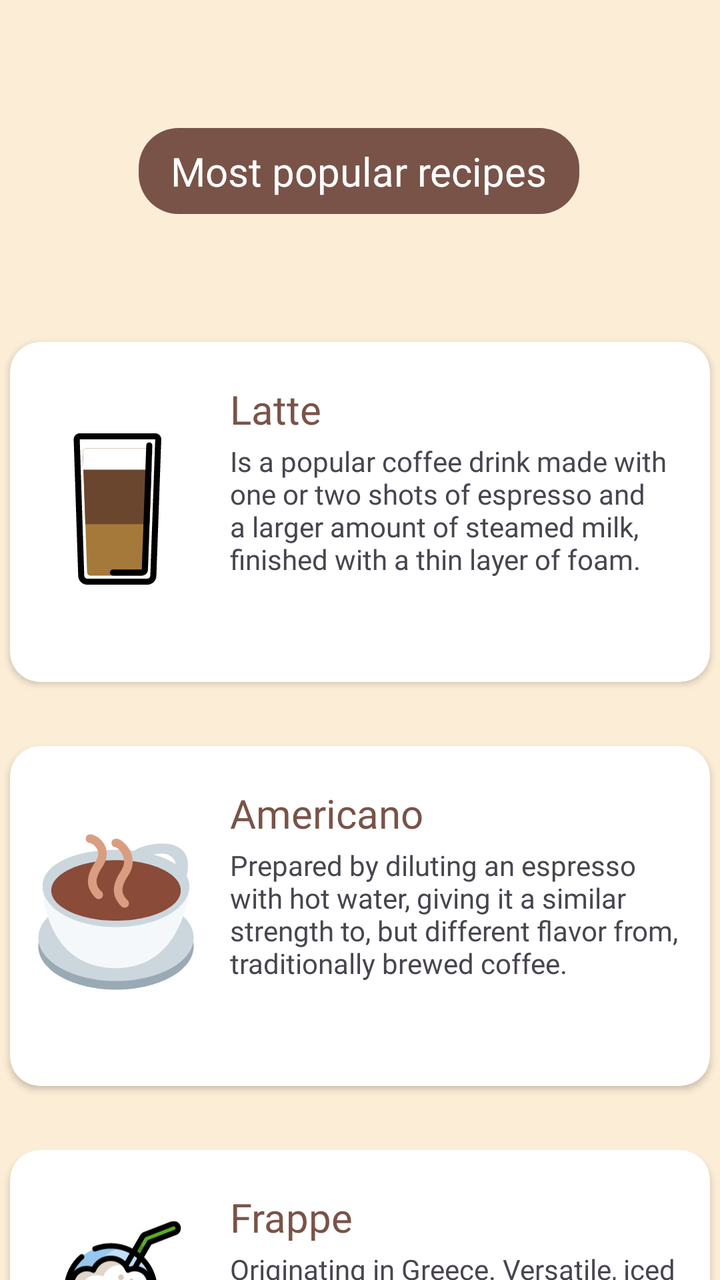
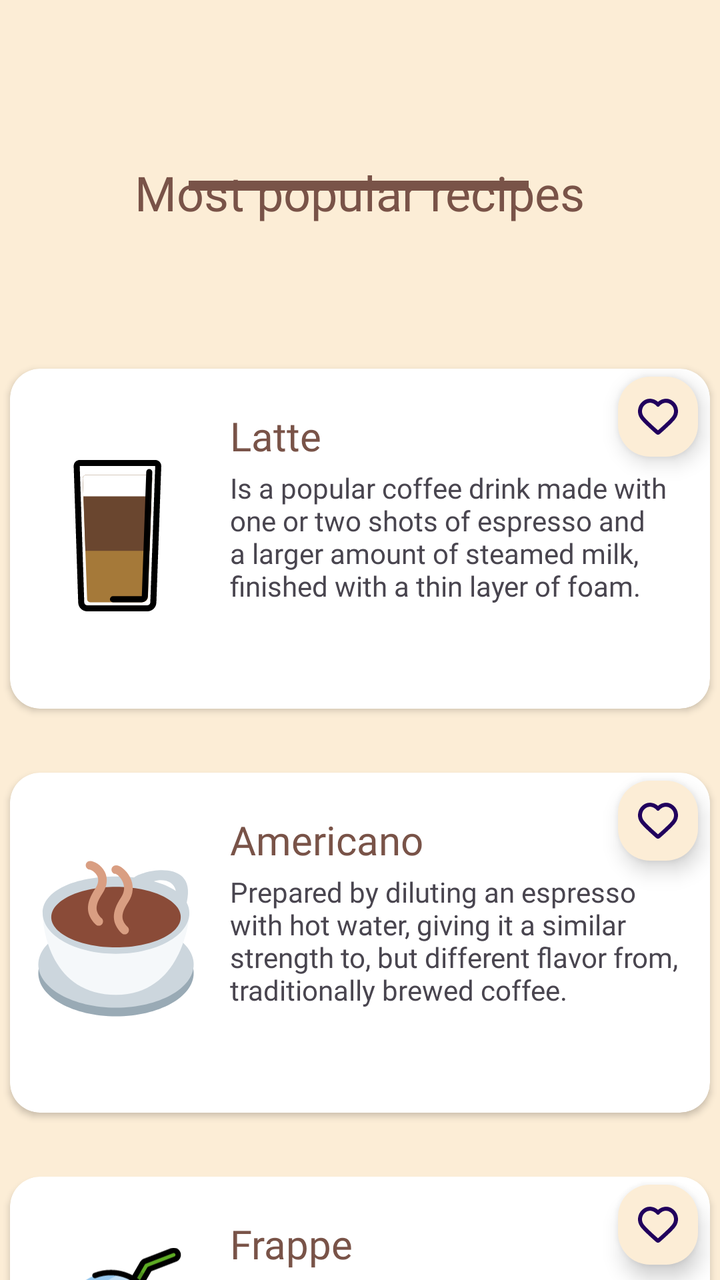

Compare the two renders of this Android layout. The source of the first and the diff that turns it into the second are given below.
<!-- AndroidManifest.xml: application theme Theme.CoffeeShop -->
<!-- res/layout/activity_home.xml -->
<?xml version="1.0" encoding="utf-8"?>
<androidx.constraintlayout.widget.ConstraintLayout xmlns:android="http://schemas.android.com/apk/res/android"
    xmlns:app="http://schemas.android.com/apk/res-auto"
    xmlns:tools="http://schemas.android.com/tools"
    android:id="@+id/main"
    android:layout_width="match_parent"
    android:layout_height="match_parent"
    android:background="@color/bg_recipes"
    tools:context=".HomeActivity">

    <androidx.cardview.widget.CardView
        android:layout_width="350dp"
        android:layout_height="170dp"
        android:layout_marginTop="32dp"
        app:cardCornerRadius="15dp"
        app:layout_constraintEnd_toEndOf="parent"
        app:layout_constraintHorizontal_bias="0.491"
        app:layout_constraintStart_toStartOf="parent"
        app:layout_constraintTop_toBottomOf="@+id/cardView4">

        <ImageView
            android:id="@+id/imageView2"
            android:layout_width="91dp"
            android:layout_height="102dp"
            android:layout_marginStart="10dp"
            android:layout_marginTop="30dp"
            app:srcCompat="@drawable/frappe" />

        <TextView
            android:id="@+id/textView2"
            android:layout_width="wrap_content"
            android:layout_height="wrap_content"
            android:layout_marginStart="110dp"
            android:layout_marginTop="20dp"
            android:fontFamily="@font/baloo"
            android:text="Frappe"
            android:textColor="@color/text_recipes"
            android:textSize="20sp" />

        <TextView
            android:id="@+id/textView3"
            android:layout_width="226dp"
            android:layout_height="117dp"
            android:layout_marginStart="110dp"
            android:layout_marginTop="50dp"
            android:fontFamily="@font/alata"
            android:text="@string/frappe"
            android:textSize="14sp" />
    </androidx.cardview.widget.CardView>

    <androidx.cardview.widget.CardView
        android:id="@+id/cardView3"
        android:layout_width="350dp"
        android:layout_height="170dp"
        android:layout_marginTop="64dp"
        app:cardCornerRadius="15dp"
        app:layout_constraintEnd_toEndOf="parent"
        app:layout_constraintHorizontal_bias="0.491"
        app:layout_constraintStart_toStartOf="parent"
        app:layout_constraintTop_toBottomOf="@+id/textView">

        <ImageView
            android:id="@+id/imageView2"
            android:layout_width="109dp"
            android:layout_height="117dp"
            android:layout_marginTop="25dp"
            app:srcCompat="@drawable/latte" />

        <TextView
            android:id="@+id/textView2"
            android:layout_width="wrap_content"
            android:layout_height="wrap_content"
            android:layout_marginStart="110dp"
            android:layout_marginTop="20dp"
            android:fontFamily="@font/baloo"
            android:text="Latte"
            android:textColor="@color/text_recipes"
            android:textSize="20sp" />

        <TextView
            android:id="@+id/textView3"
            android:layout_width="226dp"
            android:layout_height="108dp"
            android:layout_marginStart="110dp"
            android:layout_marginTop="50dp"
            android:fontFamily="@font/alata"
            android:text="@string/latte"
            android:textSize="14sp" />
    </androidx.cardview.widget.CardView>

    <androidx.cardview.widget.CardView
        android:id="@+id/cardView4"
        android:layout_width="350dp"
        android:layout_height="170dp"
        android:layout_marginTop="32dp"
        app:cardCornerRadius="15dp"
        app:layout_constraintEnd_toEndOf="parent"
        app:layout_constraintHorizontal_bias="0.491"
        app:layout_constraintStart_toStartOf="parent"
        app:layout_constraintTop_toBottomOf="@+id/cardView3">

        <ImageView
            android:id="@+id/imageView2"
            android:layout_width="82dp"
            android:layout_height="86dp"
            android:layout_marginStart="12dp"
            android:layout_marginTop="40dp"
            app:srcCompat="@drawable/americano" />

        <TextView
            android:id="@+id/textView2"
            android:layout_width="wrap_content"
            android:layout_height="wrap_content"
            android:layout_marginStart="110dp"
            android:layout_marginTop="20dp"
            android:fontFamily="@font/baloo"
            android:text="Americano"
            android:textColor="@color/text_recipes"
            android:textSize="20sp" />

        <TextView
            android:id="@+id/textView3"
            android:layout_width="226dp"
            android:layout_height="108dp"
            android:layout_marginStart="110dp"
            android:layout_marginTop="50dp"
            android:fontFamily="@font/alata"
            android:text="@string/americano"
            android:textSize="14sp" />
    </androidx.cardview.widget.CardView>

    <TextView
        android:id="@+id/textView"
        android:layout_width="wrap_content"
        android:layout_height="wrap_content"
        android:layout_marginTop="64dp"
        android:background="@drawable/bg_text_rounded"
        android:fontFamily="@font/baloo"
        android:paddingStart="16dp"
        android:paddingTop="8dp"
        android:paddingEnd="16dp"
        android:paddingBottom="8dp"
        android:text="@string/recipes"
        android:textColor="@color/white"
        android:textSize="20sp"
        app:layout_constraintEnd_toEndOf="parent"
        app:layout_constraintHorizontal_bias="0.497"
        app:layout_constraintStart_toStartOf="parent"
        app:layout_constraintTop_toTopOf="parent" />

</androidx.constraintlayout.widget.ConstraintLayout>
<!-- resources referenced by this layout -->
<resources>
  <color name="bg_recipes">#fcedd6</color>
  <color name="text_recipes">#795348</color>
  <color name="white">#FFFFFFFF</color>
  <!-- drawable americano: vector/xml drawable (drawable, 3170 chars, omitted) -->
  <!-- drawable bg_text_rounded (drawable) -->
  <?xml version="1.0" encoding="utf-8"?>
  <shape xmlns:tools="http://schemas.android.com/tools"
      xmlns:android="http://schemas.android.com/apk/res/android"
      tools:ignore="ExtraText">
      android:shape="rectangle">
      <corners android:radius="20dp"/>
      <solid android:color="@color/text_recipes" />
  
  </shape>
  <!-- drawable frappe: vector/xml drawable (drawable, 8160 chars, omitted) -->
  <!-- drawable latte: vector/xml drawable (drawable, 3171 chars, omitted) -->
  <string name="americano">Prepared by diluting an espresso with hot water, giving it a similar strength to,
          but different flavor from, traditionally brewed coffee.</string>
  <string name="frappe">Originating in Greece. Versatile, iced beverage often shaken, blended, or beaten to produce a thick foam,
          typically made with instant coffee, sugar, milk, and ice. </string>
  <string name="latte">Is a popular coffee drink made with one or two shots of espresso and a larger amount of steamed milk,
          finished with a thin layer of foam.</string>
  <string name="recipes">Most popular recipes</string>
  <style name="Theme.CoffeeShop" parent="Base.Theme.CoffeeShop" />
  <style name="Base.Theme.CoffeeShop" parent="Theme.Material3.DayNight.NoActionBar">
          
          
      </style>
</resources>

<!-- the commit's change to res/layout/activity_home.xml (unified diff, before → after) -->
@@ -17,6 +17,16 @@
         app:layout_constraintHorizontal_bias="0.491"
         app:layout_constraintStart_toStartOf="parent"
         app:layout_constraintTop_toBottomOf="@+id/cardView4">
+
+        <com.google.android.material.floatingactionbutton.FloatingActionButton
+            android:id="@+id/floatingActionButton3"
+            android:layout_width="wrap_content"
+            android:layout_height="wrap_content"
+            android:layout_marginStart="300dp"
+            android:clickable="true"
+            app:backgroundTint="@color/bg_recipes"
+            app:fabCustomSize="40dp"
+            app:srcCompat="@drawable/favorite" />
 
         <ImageView
             android:id="@+id/imageView2"
@@ -86,6 +96,16 @@
             android:fontFamily="@font/alata"
             android:text="@string/latte"
             android:textSize="14sp" />
+
+        <com.google.android.material.floatingactionbutton.FloatingActionButton
+            android:id="@+id/floatingActionButton"
+            android:layout_width="wrap_content"
+            android:layout_height="wrap_content"
+            android:layout_marginStart="300dp"
+            android:clickable="true"
+            app:backgroundTint="@color/bg_recipes"
+            app:fabCustomSize="40dp"
+            app:srcCompat="@drawable/favorite" />
     </androidx.cardview.widget.CardView>
 
     <androidx.cardview.widget.CardView
@@ -98,6 +118,16 @@
         app:layout_constraintHorizontal_bias="0.491"
         app:layout_constraintStart_toStartOf="parent"
         app:layout_constraintTop_toBottomOf="@+id/cardView3">
+
+        <com.google.android.material.floatingactionbutton.FloatingActionButton
+            android:id="@+id/floatingActionButton2"
+            android:layout_width="wrap_content"
+            android:layout_height="wrap_content"
+            android:layout_marginStart="300dp"
+            android:clickable="true"
+            app:backgroundTint="@color/bg_recipes"
+            app:fabCustomSize="40dp"
+            app:srcCompat="@drawable/favorite" />
 
         <ImageView
             android:id="@+id/imageView2"
@@ -133,19 +163,29 @@
         android:id="@+id/textView"
         android:layout_width="wrap_content"
         android:layout_height="wrap_content"
-        android:layout_marginTop="64dp"
-        android:background="@drawable/bg_text_rounded"
+        android:layout_marginTop="72dp"
         android:fontFamily="@font/baloo"
         android:paddingStart="16dp"
         android:paddingTop="8dp"
         android:paddingEnd="16dp"
         android:paddingBottom="8dp"
         android:text="@string/recipes"
-        android:textColor="@color/white"
-        android:textSize="20sp"
+        android:textColor="@color/text_recipes"
+        android:textSize="24sp"
+        app:layout_constraintEnd_toEndOf="parent"
+        app:layout_constraintStart_toStartOf="parent"
+        app:layout_constraintTop_toTopOf="parent" />
+
+    <View
+        android:id="@+id/view"
+        android:layout_width="170dp"
+        android:layout_height="5dp"
+        android:background="@color/text_recipes"
+        app:layout_constraintBottom_toBottomOf="parent"
         app:layout_constraintEnd_toEndOf="parent"
         app:layout_constraintHorizontal_bias="0.497"
         app:layout_constraintStart_toStartOf="parent"
-        app:layout_constraintTop_toTopOf="parent" />
+        app:layout_constraintTop_toTopOf="parent"
+        app:layout_constraintVertical_bias="0.142" />
 
 </androidx.constraintlayout.widget.ConstraintLayout>
<!-- resource entries referenced after the edit -->
@@ -2,18 +2,22 @@
 <resources>
   <color name="bg_recipes">#fcedd6</color>
   <color name="text_recipes">#795348</color>
-  <color name="white">#FFFFFFFF</color>
   <!-- drawable americano: vector/xml drawable (drawable, 3170 chars, omitted) -->
-  <!-- drawable bg_text_rounded (drawable) -->
-  <?xml version="1.0" encoding="utf-8"?>
-  <shape xmlns:tools="http://schemas.android.com/tools"
-      xmlns:android="http://schemas.android.com/apk/res/android"
-      tools:ignore="ExtraText">
-      android:shape="rectangle">
-      <corners android:radius="20dp"/>
-      <solid android:color="@color/text_recipes" />
-  
-  </shape>
+  <!-- drawable favorite (drawable) -->
+  <vector xmlns:android="http://schemas.android.com/apk/res/android"
+      android:width="800dp"
+      android:height="800dp"
+      android:viewportWidth="24"
+      android:viewportHeight="24">
+    <path
+        android:pathData="M12,6C10.201,3.903 7.194,3.255 4.939,5.175C2.685,7.096 2.367,10.306 4.138,12.577C5.61,14.465 10.065,18.448 11.525,19.737C11.688,19.881 11.77,19.953 11.865,19.982C11.948,20.006 12.039,20.006 12.123,19.982C12.218,19.953 12.299,19.881 12.463,19.737C13.923,18.448 18.378,14.465 19.85,12.577C21.62,10.306 21.342,7.075 19.048,5.175C16.755,3.275 13.799,3.903 12,6Z"
+        android:strokeLineJoin="round"
+        android:strokeWidth="2"
+        android:fillColor="#00000000"
+        android:fillType="evenOdd"
+        android:strokeColor="#000000"
+        android:strokeLineCap="round"/>
+  </vector>
   <!-- drawable frappe: vector/xml drawable (drawable, 8160 chars, omitted) -->
   <!-- drawable latte: vector/xml drawable (drawable, 3171 chars, omitted) -->
   <string name="americano">Prepared by diluting an espresso with hot water, giving it a similar strength to,
